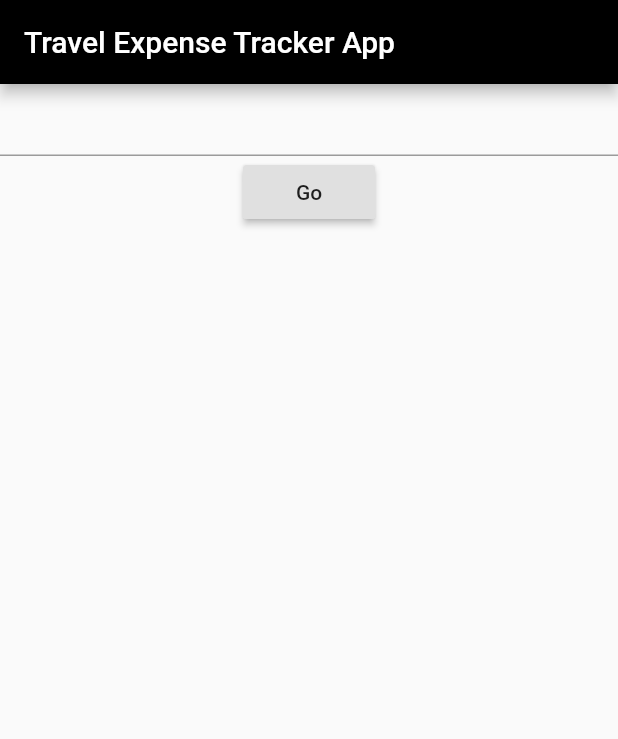
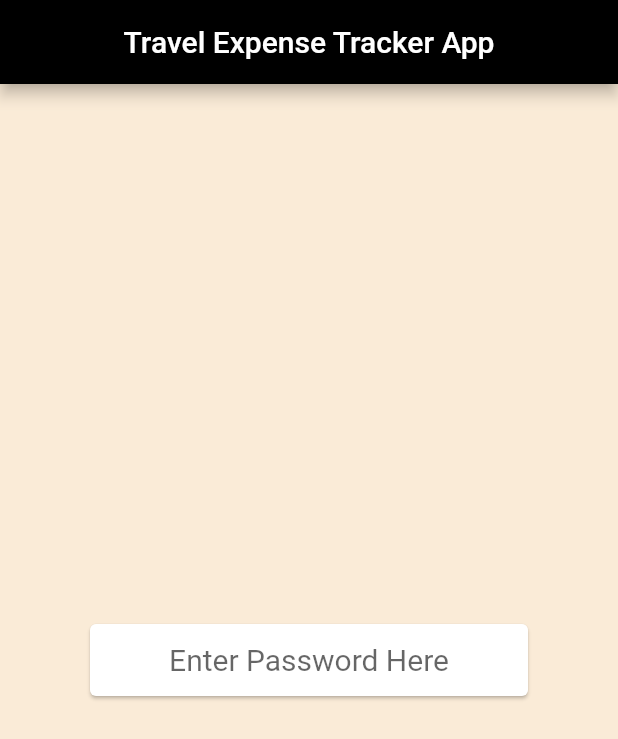
Before and after one commit to Chronoviser/Travel-Expense-Tracker-Frontend, a Flutter app: the screen it shows after launch, on a phone screen of 412 x 824 dp. Shown: the top 739 px of the screen. Run offline on Flutter 3.47's test engine with Material 2 defaults, Android fonts, the phone set to English and light mode, and no system bars; our stand-ins replace datetime_picker_formfield.

```diff
--- a/lib/main.dart
+++ b/lib/main.dart
@@ -1,6 +1,5 @@
 import 'package:flutter/material.dart';
 import 'package:frontend/my-trips.dart';
-
 
 void main() {
   return runApp(MyApp());
@@ -22,35 +21,35 @@ class Home extends StatefulWidget {
 }
 
 class _HomeState extends State<Home> {
-  String password;
   final PASS_CODE = "UDAI";
 
-  void checkPassword() {
-    if(password == PASS_CODE) {
-      Navigator.of(context).pushReplacement(PageRouteBuilder(
-          pageBuilder: (context, _, __) =>
-          MyTrips()));
+  void checkPassword(password) {
+    if (password == PASS_CODE) {
+      Navigator.of(context).pushReplacement(
+          PageRouteBuilder(pageBuilder: (context, _, __) => MyTrips()));
     }
   }
 
   @override
   Widget build(BuildContext context) {
     return Scaffold(
-        appBar: AppBar(
-          title: Text("Travel Expense Tracker App"),
+      appBar: AppBar(
+        title: Text("Travel Expense Tracker App"),
+        centerTitle: true,
+      ),
+      body: Center(
+        child: Card(
+          margin: EdgeInsets.symmetric(horizontal: 60),
+          child: TextField(
+            textAlign: TextAlign.center,
+            style: TextStyle(fontSize: 20),
+            decoration: InputDecoration(
+                hintText: "Enter Password Here", border: InputBorder.none),
+            onChanged: checkPassword,
+          ),
         ),
-        body: Container(
-          child: Column(children: [
-            TextField(
-              onChanged: (e) {
-                password = e;
-              },
-            ),
-            RaisedButton(
-              child: Text("Go"),
-              onPressed: checkPassword,
-            )
-          ]),
-        ));
+      ),
+      backgroundColor: Color.fromRGBO(250, 235, 215, 1),
+    );
   }
 }
```
Also changed, not shown: lib/my-trips.dart (+26 -4 lines), lib/trip.dart (+27 -4 lines).
